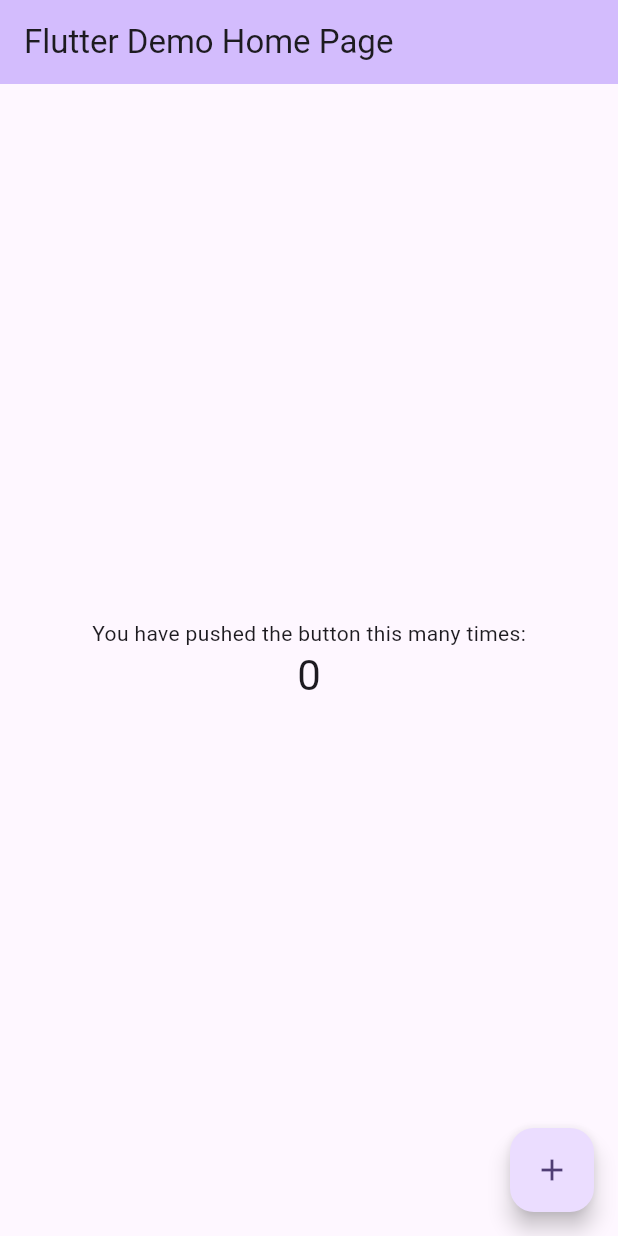
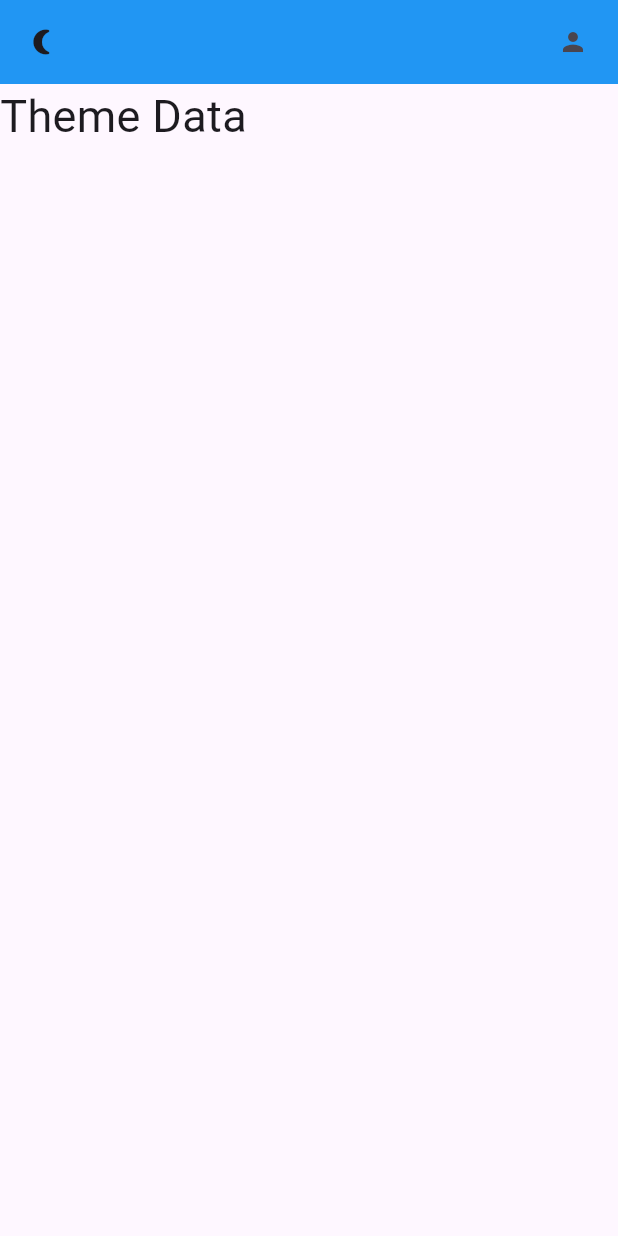
Before and after one commit to SimantoTareq/task_manager_sqlite, a Flutter app: the screen it shows after launch, on a phone screen of 412 x 824 dp. Run offline on Flutter 3.47's test engine with Material 3 defaults, Android fonts, the light colour scheme and no system bars; our stand-ins replace get, get_storage.

Commit message:
Your commit message here

```diff
--- a/lib/main.dart
+++ b/lib/main.dart
@@ -1,6 +1,13 @@
 import 'package:flutter/material.dart';
+import 'package:get/get_navigation/src/root/get_material_app.dart';
+import 'package:get_storage/get_storage.dart';
+import 'package:task_manager_sqlite/services/theme_services.dart';
+import 'package:task_manager_sqlite/ui/home_page.dart';
+import 'package:task_manager_sqlite/ui/theme.dart';
 
-void main() {
+Future<void> main() async {
+  WidgetsFlutterBinding.ensureInitialized();
+  await GetStorage.init();
   runApp(const MyApp());
 }
 
@@ -10,9 +17,18 @@
   // This widget is the root of your application.
   @override
   Widget build(BuildContext context) {
-    return MaterialApp(
+    return GetMaterialApp(
       title: 'Flutter Demo',
-      theme: ThemeData(
+      debugShowCheckedModeBanner: false,
+      theme: Themes.light,
+      darkTheme: Themes.dark,
+
+      themeMode: ThemeService().theme,
+      // theme: ThemeData(
+      //
+      //   primaryColor: Colors.yellow,
+      //   brightness: Brightness.light
+
         // This is the theme of your application.
         //
         // TRY THIS: Try running your application with "flutter run". You'll see
@@ -28,98 +44,16 @@
         //
         // This works for code too, not just values: Most code changes can be
         // tested with just a hot reload.
-        colorScheme: ColorScheme.fromSeed(seedColor: Colors.deepPurple),
-        useMaterial3: true,
-      ),
-      home: const MyHomePage(title: 'Flutter Demo Home Page'),
+        // colorScheme: ColorScheme.fromSeed(seedColor: Colors.deepPurple),
+        // useMaterial3: true,
+      // ),
+      // themeMode: ThemeMode.dark,
+      // darkTheme: ThemeData(
+      //   primaryColor: Colors.cyan,
+      //   brightness: Brightness.light
+      //
+      // ),
+      home: HomePage(),
     );
   }
 }
-
-class MyHomePage extends StatefulWidget {
-  const MyHomePage({super.key, required this.title});
-
-  // This widget is the home page of your application. It is stateful, meaning
-  // that it has a State object (defined below) that contains fields that affect
-  // how it looks.
-
-  // This class is the configuration for the state. It holds the values (in this
-  // case the title) provided by the parent (in this case the App widget) and
-  // used by the build method of the State. Fields in a Widget subclass are
-  // always marked "final".
-
-  final String title;
-
-  @override
-  State<MyHomePage> createState() => _MyHomePageState();
-}
-
-class _MyHomePageState extends State<MyHomePage> {
-  int _counter = 0;
-
-  void _incrementCounter() {
-    setState(() {
-      // This call to setState tells the Flutter framework that something has
-      // changed in this State, which causes it to rerun the build method below
-      // so that the display can reflect the updated values. If we changed
-      // _counter without calling setState(), then the build method would not be
-      // called again, and so nothing would appear to happen.
-      _counter++;
-    });
-  }
-
-  @override
-  Widget build(BuildContext context) {
-    // This method is rerun every time setState is called, for instance as done
-    // by the _incrementCounter method above.
-    //
-    // The Flutter framework has been optimized to make rerunning build methods
-    // fast, so that you can just rebuild anything that needs updating rather
-    // than having to individually change instances of widgets.
-    return Scaffold(
-      appBar: AppBar(
-        // TRY THIS: Try changing the color here to a specific color (to
-        // Colors.amber, perhaps?) and trigger a hot reload to see the AppBar
-        // change color while the other colors stay the same.
-        backgroundColor: Theme.of(context).colorScheme.inversePrimary,
-        // Here we take the value from the MyHomePage object that was created by
-        // the App.build method, and use it to set our appbar title.
-        title: Text(widget.title),
-      ),
-      body: Center(
-        // Center is a layout widget. It takes a single child and positions it
-        // in the middle of the parent.
-        child: Column(
-          // Column is also a layout widget. It takes a list of children and
-          // arranges them vertically. By default, it sizes itself to fit its
-          // children horizontally, and tries to be as tall as its parent.
-          //
-          // Column has various properties to control how it sizes itself and
-          // how it positions its children. Here we use mainAxisAlignment to
-          // center the children vertically; the main axis here is the vertical
-          // axis because Columns are vertical (the cross axis would be
-          // horizontal).
-          //
-          // TRY THIS: Invoke "debug painting" (choose the "Toggle Debug Paint"
-          // action in the IDE, or press "p" in the console), to see the
-          // wireframe for each widget.
-          mainAxisAlignment: MainAxisAlignment.center,
-          children: <Widget>[
-            const Text(
-              'You have pushed the button this many times:',
-            ),
-            Text(
-              '$_counter',
-              style: Theme.of(context).textTheme.headlineMedium,
-            ),
-          ],
-        ),
-      ),
-      floatingActionButton: FloatingActionButton(
-        onPressed: _incrementCounter,
-        tooltip: 'Increment',
-        child: const Icon(Icons.add),
-      ), // This trailing comma makes auto-formatting nicer for build methods.
-    );
-  }
-}
--- /dev/null
+++ b/lib/services/notification_services.dart
@@ -0,0 +1,3 @@
+class NotifyHelper{
+
+}
--- /dev/null
+++ b/lib/services/theme_services.dart
@@ -0,0 +1,19 @@
+import 'package:flutter/material.dart';
+import 'package:get/get.dart';
+import 'package:get_storage/get_storage.dart';
+
+class ThemeService{
+
+  final _box = GetStorage();
+  final _key = 'isDakrMode';
+  _saveThemeToBox(bool isDarkMode)=>_box.write(_key, isDarkMode);
+
+  bool _loadThemeFromBox() => _box.read(_key)??false;
+  ThemeMode get theme => _loadThemeFromBox()?ThemeMode.dark:ThemeMode.light;
+  void swtichTheme(){
+    Get.changeThemeMode(_loadThemeFromBox()?ThemeMode.light:ThemeMode.dark);
+    _saveThemeToBox(!_loadThemeFromBox());
+
+  }
+
+}
--- /dev/null
+++ b/lib/ui/home_page.dart
@@ -0,0 +1,43 @@
+import 'package:flutter/cupertino.dart';
+import 'package:flutter/material.dart';
+import 'package:task_manager_sqlite/services/theme_services.dart';
+
+class HomePage extends StatefulWidget {
+  const HomePage({super.key});
+
+  @override
+  State<HomePage> createState() => _HomePageState();
+}
+
+class _HomePageState extends State<HomePage> {
+  @override
+  Widget build(BuildContext context) {
+    return Scaffold(
+      appBar: _appBar(),
+      body: Column(
+        children: [
+          Text("Theme Data",
+          style: TextStyle(fontSize: 30),)
+        ],
+      ),
+    );
+  }
+}
+_appBar(){
+  return AppBar(
+
+    leading: GestureDetector(
+      onTap: () {
+
+
+        ThemeService().swtichTheme();
+      },
+
+       child: Icon(Icons.nightlight_round, size: 20,),
+    ),
+    actions: [
+      Icon(Icons.person, size: 20,),
+      SizedBox(width: 20,)
+    ],
+  );
+}
--- /dev/null
+++ b/lib/ui/theme.dart
@@ -0,0 +1,27 @@
+import 'package:flutter/material.dart';
+
+const Color bluishClr = Color(0xFF4e5ae8);
+const Color yellowClr = Color(0xFFFFB746);
+const Color pinkClr = Color(0xFFff4667);
+const Color white = Colors.white;
+const Color darkGreyClr = Color(0xFF121212);
+const darHeaderClr = Color(0xFF424242);
+
+class Themes{
+  static final light = ThemeData(
+
+
+ appBarTheme: AppBarTheme(color: Colors.blue),
+
+ // primaryColor: Colors.yellow,
+  brightness: Brightness.light
+
+  );
+
+  static final dark= ThemeData(
+    appBarTheme: AppBarTheme(color: Colors.black),
+  primaryColor: darHeaderClr,
+  brightness: Brightness.dark
+
+  );
+}
--- a/pubspec.yaml
+++ b/pubspec.yaml
@@ -35,6 +35,8 @@ dependencies:
   # The following adds the Cupertino Icons font to your application.
   # Use with the CupertinoIcons class for iOS style icons.
   cupertino_icons: ^1.0.6
+  get_storage:
+  get:
 
 dev_dependencies:
   flutter_test:
```
Also changed, not shown: pubspec.lock, 1 other file.
